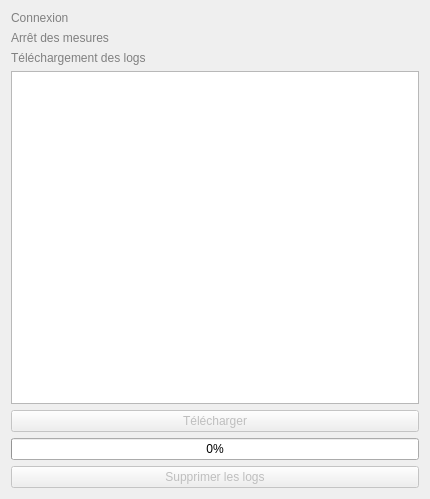
Before: the Qt Designer form seafoil-log-analyzer/ui/download.ui in ThomasLeMezo/seafoil-tools, drawn with Qt 5.
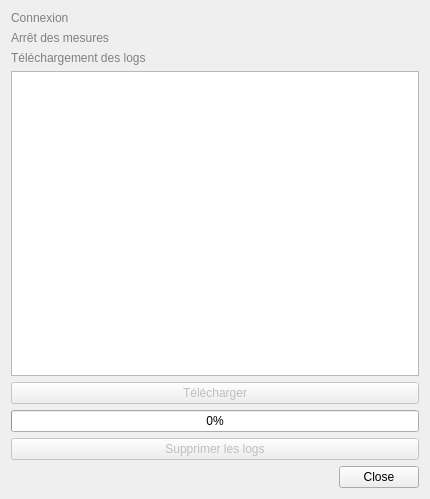
After: the same form once the commit is applied.

Patch:
```diff
--- a/seafoil-log-analyzer/ui/download.ui
+++ b/seafoil-log-analyzer/ui/download.ui
@@ -81,6 +81,13 @@
      </property>
     </widget>
    </item>
+   <item>
+    <widget class="QDialogButtonBox" name="buttonBox">
+     <property name="standardButtons">
+      <set>QDialogButtonBox::Close</set>
+     </property>
+    </widget>
+   </item>
   </layout>
  </widget>
  <resources/>
```
